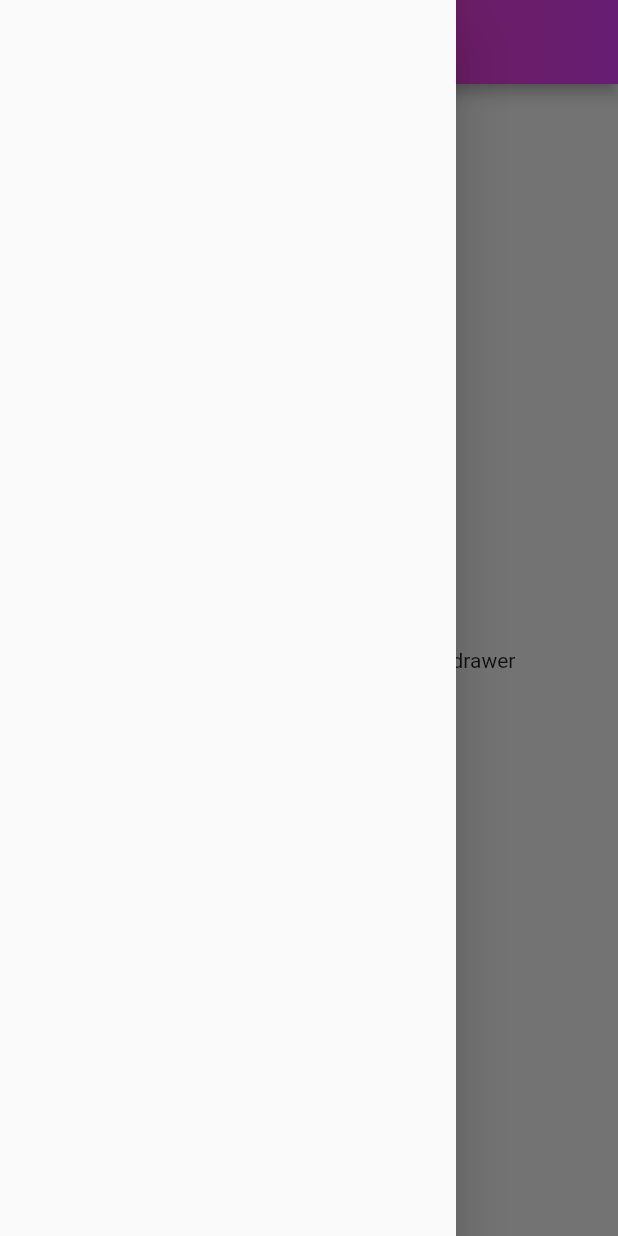
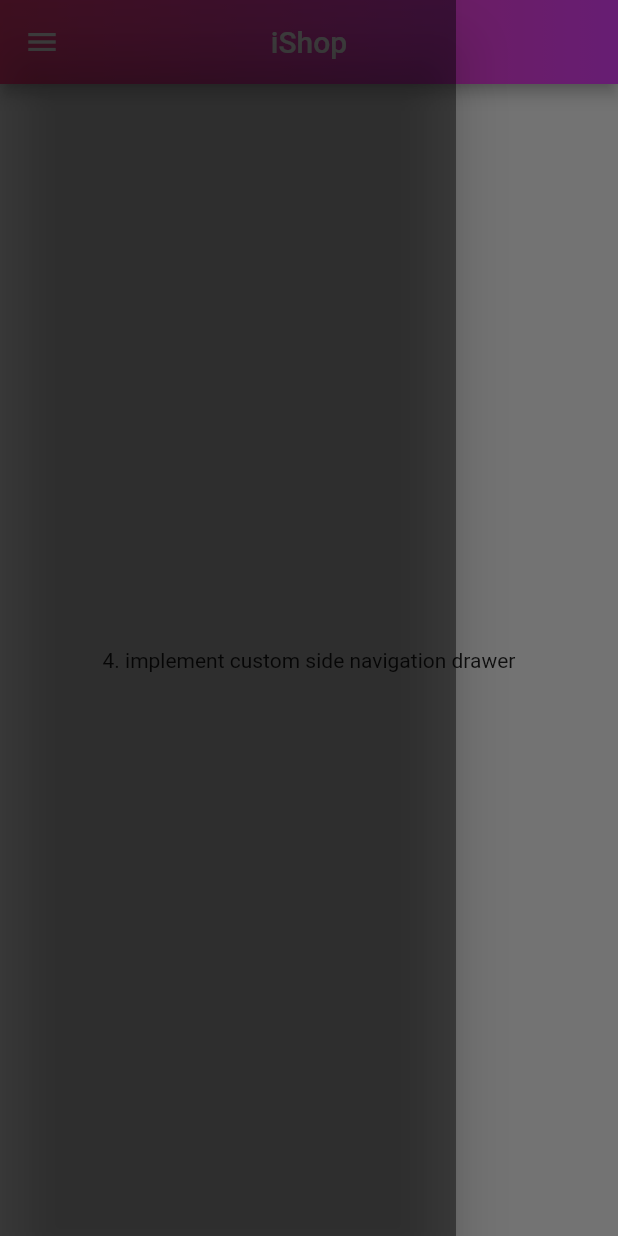
Before and after one commit to Devsaci/Amazon-Clone-App-with-Web-Admin-Panel-Push-Notifications, a Flutter app: the screen it shows after launch, with the side drawer open, on a phone screen of 412 x 824 dp. Run offline on Flutter 3.47's test engine with Material 2 defaults, Android fonts, the phone set to English and light mode, and no system bars.

Commit message:
backgroundColor: Colors.black45,

```diff
--- a/lib/widgets/my_drawer.dart
+++ b/lib/widgets/my_drawer.dart
@@ -5,6 +5,8 @@ class MyDrawer extends StatelessWidget {
 
   @override
   Widget build(BuildContext context) {
-    return const Drawer();
+    return const Drawer(
+      backgroundColor: Colors.black45,
+    );
   }
 }
```
